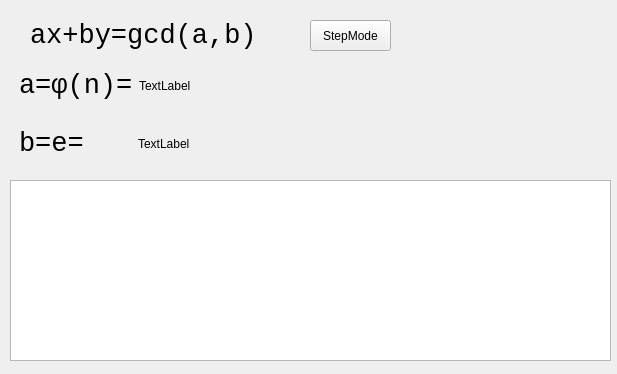
The window that UI/DivisionAlgorithmUI.ui (twosmi1e/RSAdemonstration) describes before a commit, drawn with Qt 5.
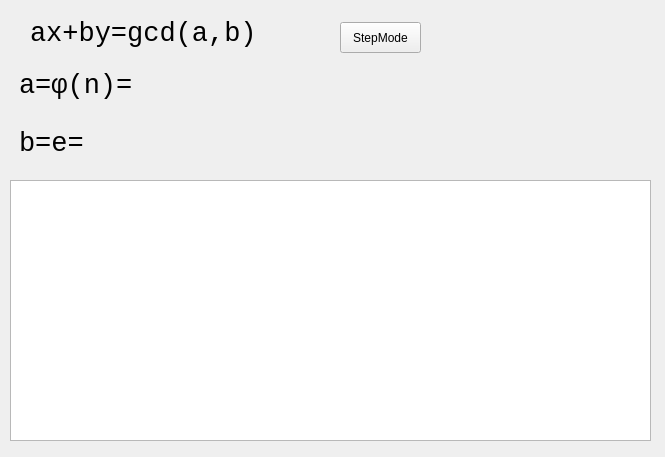
The same window after the commit.

What changed in the file:
```diff
--- a/UI/DivisionAlgorithmUI.ui
+++ b/UI/DivisionAlgorithmUI.ui
@@ -6,8 +6,8 @@
    <rect>
     <x>0</x>
     <y>0</y>
-    <width>617</width>
-    <height>374</height>
+    <width>665</width>
+    <height>457</height>
    </rect>
   </property>
   <property name="windowTitle">
@@ -17,9 +17,9 @@
    <property name="geometry">
     <rect>
      <x>30</x>
-     <y>20</y>
-     <width>241</width>
-     <height>31</height>
+     <y>8</y>
+     <width>261</width>
+     <height>51</height>
     </rect>
    </property>
    <property name="font">
@@ -66,7 +66,7 @@
       <item>
        <widget class="QLabel" name="label_a">
         <property name="text">
-         <string>TextLabel</string>
+         <string/>
         </property>
        </widget>
       </item>
@@ -93,7 +93,7 @@
       <item>
        <widget class="QLabel" name="label_b">
         <property name="text">
-         <string>TextLabel</string>
+         <string/>
         </property>
        </widget>
       </item>
@@ -106,16 +106,16 @@
     <rect>
      <x>10</x>
      <y>180</y>
-     <width>601</width>
-     <height>181</height>
+     <width>641</width>
+     <height>261</height>
     </rect>
    </property>
   </widget>
   <widget class="QPushButton" name="pushButton">
    <property name="geometry">
     <rect>
-     <x>310</x>
-     <y>20</y>
+     <x>340</x>
+     <y>22</y>
      <width>81</width>
      <height>31</height>
     </rect>
```
